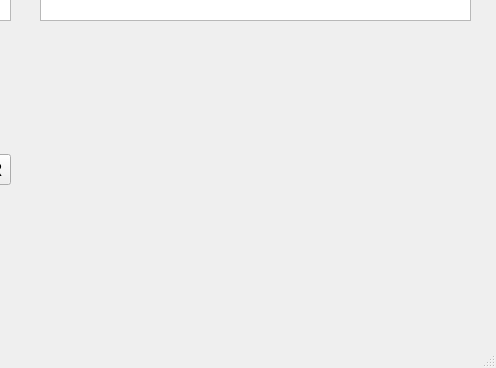
The window that Proyecto_1_Qt/mainwindow.ui (JanM10/Proyecto_1_Qt) describes before a commit, drawn with Qt 5; both pictures show x 780 to 1276 and y 540 to 908 of the 1276 by 908 pixel window.
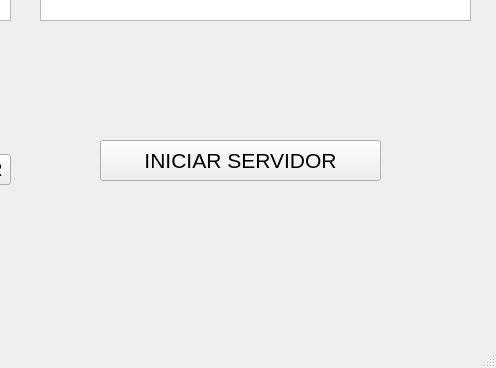
The same window after the commit.

Commit message: Se crea un boton para inicializar el servidor y otro para conectarse con el servidor. Ya se logran mandar datos el RAM live solo falta ordenarlos.

```diff
--- a/Proyecto_1_Qt/mainwindow.ui
+++ b/Proyecto_1_Qt/mainwindow.ui
@@ -278,6 +278,24 @@
      </item>
     </layout>
    </widget>
+   <widget class="QPushButton" name="pushButton">
+    <property name="geometry">
+     <rect>
+      <x>880</x>
+      <y>680</y>
+      <width>281</width>
+      <height>41</height>
+     </rect>
+    </property>
+    <property name="font">
+     <font>
+      <pointsize>16</pointsize>
+     </font>
+    </property>
+    <property name="text">
+     <string>INICIAR SERVIDOR</string>
+    </property>
+   </widget>
   </widget>
   <widget class="QMenuBar" name="menubar">
    <property name="geometry">
```
The commit also changes 10 other files.
